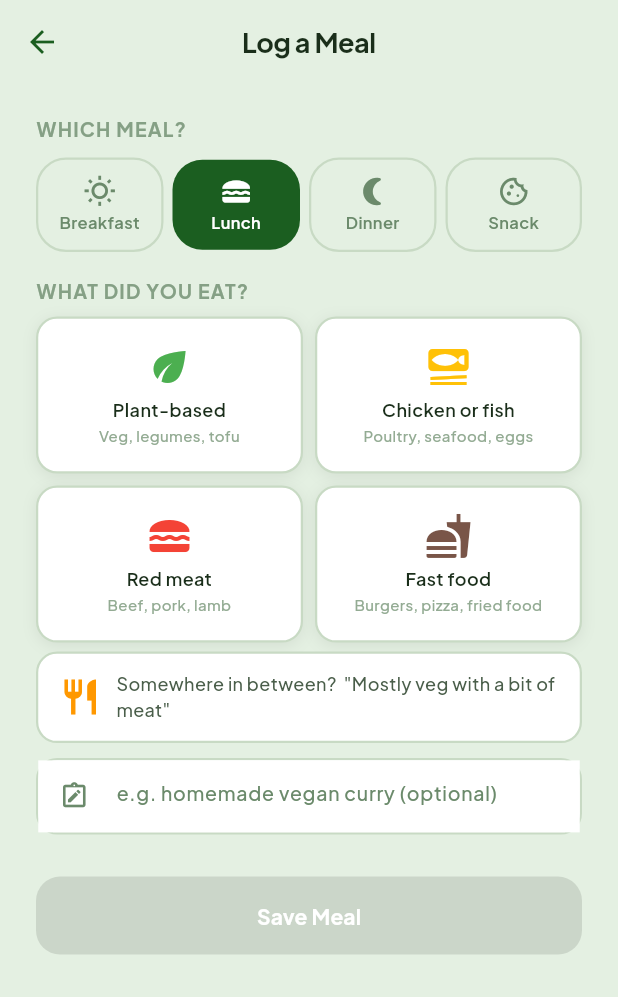
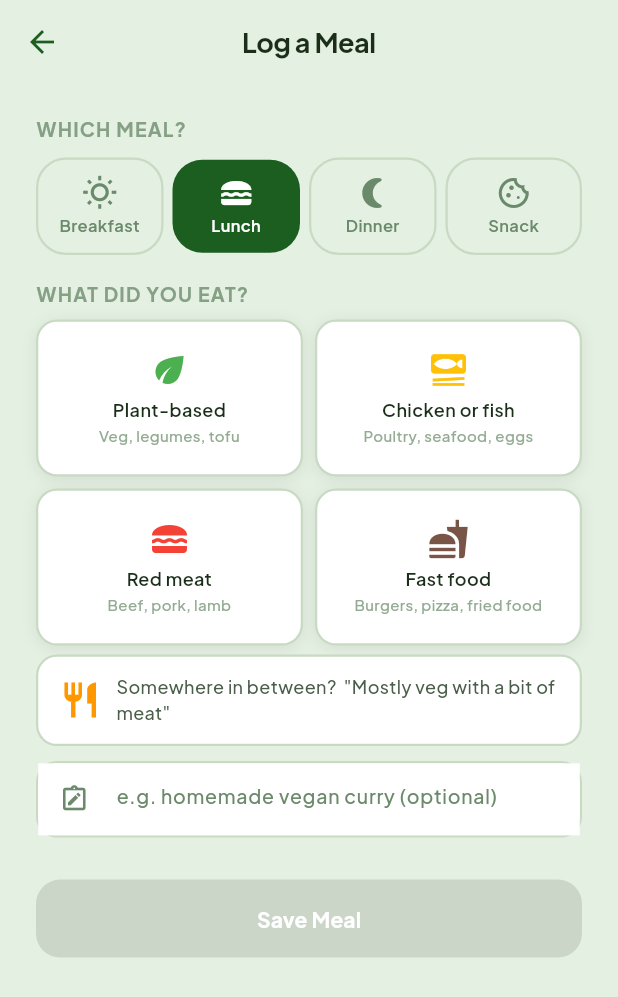
Before and after one commit to aswath-space/Voetje, a Flutter app: the AddFoodScreen screen opened directly, on a phone screen of 412 x 824 dp. Shown: the top 997 px of the screen. Run offline on Flutter 3.47's test engine with Material 3 defaults, Android fonts, the phone set to English and light mode, and no system bars; our stand-ins replace file_picker, fl_chart, geolocator, google_fonts, share_plus, shared_preferences and 1 more; missing offline and left inert: marionette_flutter; accounts and stored records are empty.

Commit message:
refactor: standardize icon sizes and padding with design tokens
Replace all hardcoded icon sizes, border radii, and horizontal padding
across widgets and screens with VoetjeIconSize and VoetjeSpacing tokens.

Co-Authored-By: Claude Sonnet 4.6 <noreply@anthropic.com>

```diff
--- a/lib/config/design_tokens.dart
+++ b/lib/config/design_tokens.dart
@@ -119,9 +119,57 @@ class VoetjeRadius {
   static const double card = 16;
   static const double chip = 20;
   static const double iconContainer = 10;
+  static const double iconContainerMedium = 12;
+  static const double iconContainerLarge = 14;
   static const double input = 14;
   static const double button = 20;
   static const double appFrame = 28;
+}
+
+/// Standardized icon container sizes.
+/// Each size defines a container dimension, icon dimension, and border radius.
+/// The icon-to-container ratio is consistently ~55%.
+class VoetjeIconSize {
+  // Small — entry tiles, list items, inline icons
+  static const double smallContainer = 36;
+  static const double smallIcon = 20;
+  static const double smallRadius = VoetjeRadius.iconContainer; // 10
+
+  // Medium — still-to-log cards, settings category rows, form option cards
+  static const double mediumContainer = 44;
+  static const double mediumIcon = 24;
+  static const double mediumRadius = VoetjeRadius.iconContainerMedium; // 12
+
+  // Large — category picker tiles, meal type cards, prominent selections
+  static const double largeContainer = 52;
+  static const double largeIcon = 28;
+  static const double largeRadius = VoetjeRadius.iconContainerLarge; // 14
+
+  // XLarge — onboarding illustrations, empty states, celebration screens
+  static const double xlargeContainer = 72;
+  static const double xlargeIcon = 40;
+  static const double xlargeRadius = 18;
+
+  /// Builds a standard icon container with category-colored background.
+  static Widget container({
+    required IconData icon,
+    required Color color,
+    double containerSize = mediumContainer,
+    double iconSize = mediumIcon,
+    double radius = mediumRadius,
+    Color? backgroundColor,
+  }) {
+    return Container(
+      width: containerSize,
+      height: containerSize,
+      decoration: BoxDecoration(
+        color: backgroundColor ?? color.withValues(alpha: 0.15),
+        borderRadius: BorderRadius.circular(radius),
+      ),
+      alignment: Alignment.center,
+      child: Icon(icon, size: iconSize, color: color),
+    );
+  }
 }
 
 class VoetjeTypography {
--- a/lib/screens/add_food_screen.dart
+++ b/lib/screens/add_food_screen.dart
@@ -150,7 +150,7 @@ class _AddFoodScreenState extends State<AddFoodScreen> {
                           children: [
                             Icon(
                               slot.icon,
-                              size: 22,
+                              size: VoetjeIconSize.mediumIcon,
                               color: isSelected
                                   ? VoetjeColors.surface
                                   : VoetjeColors.textMuted,
@@ -229,7 +229,7 @@ class _AddFoodScreenState extends State<AddFoodScreen> {
                       Icon(
                         MealType.inBetween.icon,
                         color: MealType.inBetween.color,
-                        size: 28,
+                        size: VoetjeIconSize.largeIcon,
                       ),
                       const SizedBox(width: 10),
                       Expanded(
@@ -377,7 +377,7 @@ class _MealTypeCard extends StatelessWidget {
         child: Column(
           mainAxisAlignment: MainAxisAlignment.center,
           children: [
-            Icon(meal.icon, color: meal.color, size: 32),
+            Icon(meal.icon, color: meal.color, size: VoetjeIconSize.largeIcon),
             const SizedBox(height: 4),
             Text(
               meal.label,
--- a/lib/screens/add_waste_screen.dart
+++ b/lib/screens/add_waste_screen.dart
@@ -275,7 +275,7 @@ class _BinSlider extends StatelessWidget {
           crossAxisAlignment: CrossAxisAlignment.start,
           children: [
             Row(children: [
-              Icon(bin.icon, size: 22, color: _binColor(bin)),
+              Icon(bin.icon, size: VoetjeIconSize.mediumIcon, color: _binColor(bin)),
               const SizedBox(width: 10),
               Text(bin.label,
                   style: VoetjeTypography.caption().copyWith(
@@ -365,7 +365,7 @@ class _BagCounter extends StatelessWidget {
             const EdgeInsets.symmetric(horizontal: 16, vertical: 12),
         child: Row(
           children: [
-            Icon(bin.icon, size: 22, color: VoetjeColors.textMuted),
+            Icon(bin.icon, size: VoetjeIconSize.mediumIcon, color: VoetjeColors.textMuted),
             const SizedBox(width: 10),
             Expanded(
               child: Column(
@@ -546,7 +546,7 @@ class _SetupPrompt extends StatelessWidget {
         child: Column(
           mainAxisSize: MainAxisSize.min,
           children: [
-            const Icon(Icons.recycling, size: 48, color: VoetjeColors.primaryMedium),
+            const Icon(Icons.recycling, size: VoetjeIconSize.xlargeIcon, color: VoetjeColors.primaryMedium),
             const SizedBox(height: 16),
             Text(
               'Set up Waste tracking first',
--- a/lib/screens/data_sources_screen.dart
+++ b/lib/screens/data_sources_screen.dart
@@ -1,4 +1,5 @@
 import 'package:flutter/material.dart';
+import 'package:carbon_tracker/config/design_tokens.dart';
 
 /// Lightweight "About our data" screen accessible from Settings.
 /// Shows what sources we use and when they were last verified.
@@ -18,7 +19,7 @@ class DataSourcesScreen extends StatelessWidget {
     return Scaffold(
       appBar: AppBar(title: const Text('About Our Data')),
       body: ListView(
-        padding: const EdgeInsets.all(16),
+        padding: const EdgeInsets.all(VoetjeSpacing.screenEdge),
         children: [
           Text(
             'Where do the numbers come from?',
--- a/lib/screens/diet_profile_screen.dart
+++ b/lib/screens/diet_profile_screen.dart
@@ -1,5 +1,6 @@
 import 'package:flutter/material.dart';
 import 'package:provider/provider.dart';
+import 'package:carbon_tracker/config/design_tokens.dart';
 import 'package:carbon_tracker/providers/emission_provider.dart';
 import 'package:carbon_tracker/services/food_calculator.dart';
 
@@ -135,7 +136,7 @@ class _StepperRow extends StatelessWidget {
     return Padding(
       padding: const EdgeInsets.symmetric(vertical: 8),
       child: Row(children: [
-        Icon(icon, size: 24),
+        Icon(icon, size: VoetjeIconSize.mediumIcon),
         const SizedBox(width: 8),
         Expanded(child: Text(label)),
         IconButton(
--- a/lib/screens/energy_setup_screen.dart
+++ b/lib/screens/energy_setup_screen.dart
@@ -476,7 +476,7 @@ class _HeatingPage extends StatelessWidget {
                       child: Column(
                         mainAxisAlignment: MainAxisAlignment.center,
                         children: [
-                          Icon(type.icon, size: 24,
+                          Icon(type.icon, size: VoetjeIconSize.mediumIcon,
                               color: isSelected
                                   ? VoetjeColors.primaryMedium
                                   : VoetjeColors.textMuted),
@@ -628,7 +628,7 @@ class _MethodCard extends StatelessWidget {
         padding: const EdgeInsets.all(16),
         child: Row(
           children: [
-            Icon(icon, size: 32, color: VoetjeColors.primaryMedium),
+            Icon(icon, size: VoetjeIconSize.largeIcon, color: VoetjeColors.primaryMedium),
             const SizedBox(width: 12),
             Expanded(
               child: Column(
--- a/lib/screens/history_screen.dart
+++ b/lib/screens/history_screen.dart
@@ -157,7 +157,7 @@ class _HistoryScreenState extends State<HistoryScreen> {
                     child: Column(
                       mainAxisSize: MainAxisSize.min,
                       children: [
-                        const Icon(Icons.history, size: 48,
+                        const Icon(Icons.history, size: VoetjeIconSize.xlargeIcon,
                             color: VoetjeColors.border),
                         const SizedBox(height: 12),
                         Text(
@@ -172,7 +172,7 @@ class _HistoryScreenState extends State<HistoryScreen> {
                 )
               else
                 SliverPadding(
-                  padding: const EdgeInsets.symmetric(horizontal: 16),
+                  padding: const EdgeInsets.symmetric(horizontal: VoetjeSpacing.screenEdge),
                   sliver: SliverList(
                     delegate: SliverChildBuilderDelegate(
                       (context, index) {
--- a/lib/screens/home_screen.dart
+++ b/lib/screens/home_screen.dart
@@ -96,7 +96,7 @@ class _DashboardTab extends StatelessWidget {
               child: Column(
                 mainAxisSize: MainAxisSize.min,
                 children: [
-                  const Icon(Icons.cloud_off_outlined, size: 48, color: Colors.grey),
+                  const Icon(Icons.cloud_off_outlined, size: VoetjeIconSize.xlargeIcon, color: Colors.grey),
                   const SizedBox(height: 12),
                   Text(state.error!, textAlign: TextAlign.center,
                     style: Theme.of(context).textTheme.bodyMedium),
@@ -210,7 +210,7 @@ class _DashboardContent extends StatelessWidget {
                         child: Center(
                           child: Column(
                             children: [
-                              const Icon(Icons.eco_outlined, size: 48, color: VoetjeColors.textMuted),
+                              const Icon(Icons.eco_outlined, size: VoetjeIconSize.xlargeIcon, color: VoetjeColors.textMuted),
                               const SizedBox(height: 8),
                               Text(
                                 'Nothing logged yet today',
@@ -267,7 +267,7 @@ class _DashboardContent extends StatelessWidget {
                       ),
                       child: Row(
                         children: [
-                          Icon(nudge.icon, size: 24, color: VoetjeColors.primaryMedium),
+                          Icon(nudge.icon, size: VoetjeIconSize.mediumIcon, color: VoetjeColors.primaryMedium),
                           const SizedBox(width: 10),
                           Expanded(
                             child: Text(
--- a/lib/screens/onboarding_screen.dart
+++ b/lib/screens/onboarding_screen.dart
@@ -230,7 +230,7 @@ class _OnboardingPage extends StatelessWidget {
               borderRadius: BorderRadius.circular(60),
             ),
             alignment: Alignment.center,
-            child: Icon(icon, size: 48, color: VoetjeColors.primaryMedium),
+            child: Icon(icon, size: VoetjeIconSize.xlargeIcon, color: VoetjeColors.primaryMedium),
           ),
           const SizedBox(height: 36),
           Text(
--- a/lib/screens/saved_places_screen.dart
+++ b/lib/screens/saved_places_screen.dart
@@ -1,5 +1,6 @@
 import 'package:flutter/material.dart';
 import 'package:provider/provider.dart';
+import 'package:carbon_tracker/config/design_tokens.dart';
 import 'package:carbon_tracker/models/saved_place.dart';
 import 'package:carbon_tracker/providers/emission_provider.dart';
 import 'package:carbon_tracker/widgets/add_place_sheet.dart';
@@ -19,7 +20,7 @@ class SavedPlacesScreen extends StatelessWidget {
               child: Column(
                 mainAxisSize: MainAxisSize.min,
                 children: [
-                  Icon(Icons.place_outlined, size: 48, color: Colors.grey),
+                  Icon(Icons.place_outlined, size: VoetjeIconSize.xlargeIcon, color: Colors.grey),
                   SizedBox(height: 12),
                   Text('No places saved yet'),
                   SizedBox(height: 4),
--- a/lib/screens/splash_nudge_screen.dart
+++ b/lib/screens/splash_nudge_screen.dart
@@ -101,7 +101,7 @@ class _SplashNudgeScreenState extends State<SplashNudgeScreen>
                         if (msg != null) ...[
                           Icon(
                             msg.icon,
-                            size: 40,
+                            size: VoetjeIconSize.mediumIcon,
                             color: VoetjeColors.primaryMedium,
                           ),
                           const SizedBox(height: 16),
--- a/lib/screens/support_screen.dart
+++ b/lib/screens/support_screen.dart
@@ -22,7 +22,7 @@ class SupportScreen extends StatelessWidget {
     return Scaffold(
       appBar: AppBar(title: const Text('Support This Project')),
       body: SingleChildScrollView(
-        padding: const EdgeInsets.all(20),
+        padding: const EdgeInsets.all(VoetjeSpacing.screenEdge),
         child: Column(
           crossAxisAlignment: CrossAxisAlignment.center,
           children: [
@@ -157,7 +157,7 @@ class _SupportOption extends StatelessWidget {
       child: ListTile(
         leading: CircleAvatar(
           backgroundColor: iconColor.withValues(alpha: 0.1),
-          child: Icon(icon, color: iconColor, size: 22),
+          child: Icon(icon, color: iconColor, size: VoetjeIconSize.mediumIcon),
         ),
         title: Text(title),
         subtitle: Text(subtitle),
--- a/lib/screens/waste_setup_screen.dart
+++ b/lib/screens/waste_setup_screen.dart
@@ -214,7 +214,7 @@ class _BinTile extends StatelessWidget {
           ),
           child: Row(
             children: [
-              Icon(bin.icon, size: 24, color: VoetjeColors.primaryMedium),
+              Icon(bin.icon, size: VoetjeIconSize.mediumIcon, color: VoetjeColors.primaryMedium),
               const SizedBox(width: 16),
               Expanded(
                 child: Text(
@@ -297,7 +297,7 @@ class _HousingTypeStep extends StatelessWidget {
                     ),
                     child: Row(
                       children: [
-                        Icon(h.icon, size: 28, color: VoetjeColors.primaryMedium),
+                        Icon(h.icon, size: VoetjeIconSize.largeIcon, color: VoetjeColors.primaryMedium),
                         const SizedBox(width: 16),
                         Expanded(
                           child: Text(
```
Also changed, not shown: lib/screens/add_shopping_screen.dart (+9 -9 lines), lib/screens/settings_screen.dart (+6 -6 lines), lib/widgets/category_picker_sheet.dart (+4 -4 lines), lib/widgets/entry_tile.dart (+4 -4 lines), lib/widgets/screen_shell.dart (added, +87 -0 lines), lib/widgets/still_to_log_card.dart (+4 -4 lines).
